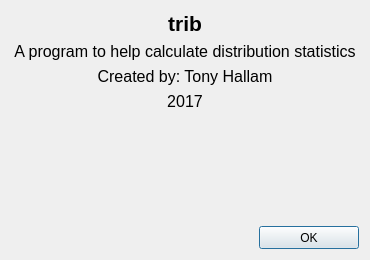
This is tribgui/_qtdesigner/tribDesignDialogAbout.ui in trhallam/trib as Qt 5 draws it before an edit. The edited form follows.
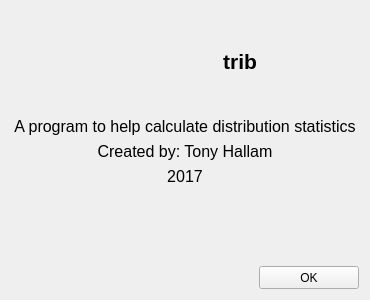
This is the edited form. Icons and pictures are not drawn.

Commit message: Updates to aboutDialog FDTable recalculating on edit

```diff
--- a/tribgui/_qtdesigner/tribDesignDialogAbout.ui
+++ b/tribgui/_qtdesigner/tribDesignDialogAbout.ui
@@ -7,19 +7,19 @@
     <x>0</x>
     <y>0</y>
     <width>370</width>
-    <height>260</height>
+    <height>300</height>
    </rect>
   </property>
   <property name="minimumSize">
    <size>
     <width>370</width>
-    <height>260</height>
+    <height>300</height>
    </size>
   </property>
   <property name="maximumSize">
    <size>
     <width>370</width>
-    <height>260</height>
+    <height>300</height>
    </size>
   </property>
   <property name="windowTitle">
@@ -33,22 +33,99 @@
    <item row="0" column="0">
     <layout class="QVBoxLayout" name="verticalLayout">
      <item>
-      <widget class="QLabel" name="labelTitle">
-       <property name="font">
-        <font>
-         <family>Tahoma</family>
-         <pointsize>16</pointsize>
-         <weight>75</weight>
-         <bold>true</bold>
-        </font>
+      <layout class="QHBoxLayout" name="horizontalLayout_3">
+       <property name="spacing">
+        <number>10</number>
        </property>
-       <property name="text">
-        <string>trib</string>
-       </property>
-       <property name="alignment">
-        <set>Qt::AlignCenter</set>
-       </property>
-      </widget>
+       <item>
+        <spacer name="horizontalSpacer_4">
+         <property name="orientation">
+          <enum>Qt::Horizontal</enum>
+         </property>
+         <property name="sizeHint" stdset="0">
+          <size>
+           <width>40</width>
+           <height>20</height>
+          </size>
+         </property>
+        </spacer>
+       </item>
+       <item>
+        <widget class="QLabel" name="labelPicTribLogo">
+         <property name="minimumSize">
+          <size>
+           <width>100</width>
+           <height>100</height>
+          </size>
+         </property>
+         <property name="maximumSize">
+          <size>
+           <width>100</width>
+           <height>100</height>
+          </size>
+         </property>
+         <property name="font">
+          <font>
+           <family>Tahoma</family>
+           <pointsize>16</pointsize>
+           <weight>75</weight>
+           <bold>true</bold>
+           <strikeout>false</strikeout>
+           <kerning>false</kerning>
+          </font>
+         </property>
+         <property name="text">
+          <string/>
+         </property>
+         <property name="pixmap">
+          <pixmap resource="tribDesignResource.qrc">:/icons/icons/CDFPlotLarge.png</pixmap>
+         </property>
+         <property name="scaledContents">
+          <bool>true</bool>
+         </property>
+         <property name="alignment">
+          <set>Qt::AlignLeading|Qt::AlignLeft|Qt::AlignVCenter</set>
+         </property>
+         <property name="textInteractionFlags">
+          <set>Qt::NoTextInteraction</set>
+         </property>
+        </widget>
+       </item>
+       <item>
+        <widget class="QLabel" name="labelTitle">
+         <property name="font">
+          <font>
+           <family>Tahoma</family>
+           <pointsize>16</pointsize>
+           <weight>75</weight>
+           <bold>true</bold>
+          </font>
+         </property>
+         <property name="text">
+          <string>trib</string>
+         </property>
+         <property name="alignment">
+          <set>Qt::AlignCenter</set>
+         </property>
+         <property name="textInteractionFlags">
+          <set>Qt::LinksAccessibleByMouse</set>
+         </property>
+        </widget>
+       </item>
+       <item>
+        <spacer name="horizontalSpacer_5">
+         <property name="orientation">
+          <enum>Qt::Horizontal</enum>
+         </property>
+         <property name="sizeHint" stdset="0">
+          <size>
+           <width>40</width>
+           <height>20</height>
+          </size>
+         </property>
+        </spacer>
+       </item>
+      </layout>
      </item>
      <item>
       <widget class="QLabel" name="labelDisc">
@@ -106,6 +183,9 @@
      </item>
      <item>
       <layout class="QHBoxLayout" name="horizontalLayout_2">
+       <property name="spacing">
+        <number>10</number>
+       </property>
        <item>
         <spacer name="horizontalSpacer_3">
          <property name="orientation">
@@ -120,39 +200,90 @@
         </spacer>
        </item>
        <item>
-        <widget class="QLabel" name="labelGitHub">
+        <widget class="QPushButton" name="pushButtonGitHub">
+         <property name="minimumSize">
+          <size>
+           <width>40</width>
+           <height>40</height>
+          </size>
+         </property>
          <property name="maximumSize">
           <size>
-           <width>32</width>
-           <height>50</height>
+           <width>40</width>
+           <height>40</height>
           </size>
          </property>
+         <property name="cursor">
+          <cursorShape>PointingHandCursor</cursorShape>
+         </property>
          <property name="toolTip">
-          <string>trib GitHub</string>
+          <string>Github: https://github.com/trhallam/trib</string>
          </property>
-         <property name="toolTipDuration">
-          <number>2000</number>
+         <property name="autoFillBackground">
+          <bool>false</bool>
          </property>
-         <property name="inputMethodHints">
-          <set>Qt::ImhNone</set>
-         </property>
          <property name="text">
           <string/>
          </property>
-         <property name="textFormat">
-          <enum>Qt::RichText</enum>
+         <property name="icon">
+          <iconset resource="tribDesignResource.qrc">
+           <normaloff>:/icons/icons/GitHub-Mark-32px.png</normaloff>:/icons/icons/GitHub-Mark-32px.png</iconset>
          </property>
-         <property name="pixmap">
-          <pixmap resource="tribDesignResource.qrc">:/icons/icons/GitHub-Mark-32px.png</pixmap>
+         <property name="iconSize">
+          <size>
+           <width>32</width>
+           <height>32</height>
+          </size>
          </property>
-         <property name="alignment">
-          <set>Qt::AlignCenter</set>
-         </property>
-         <property name="openExternalLinks">
+         <property name="flat">
           <bool>true</bool>
          </property>
-         <property name="textInteractionFlags">
-          <set>Qt::LinksAccessibleByMouse</set>
+        </widget>
+       </item>
+       <item>
+        <widget class="QPushButton" name="pushButtonLIn">
+         <property name="sizePolicy">
+          <sizepolicy hsizetype="Minimum" vsizetype="Fixed">
+           <horstretch>0</horstretch>
+           <verstretch>0</verstretch>
+          </sizepolicy>
+         </property>
+         <property name="minimumSize">
+          <size>
+           <width>40</width>
+           <height>40</height>
+          </size>
+         </property>
+         <property name="maximumSize">
+          <size>
+           <width>40</width>
+           <height>40</height>
+          </size>
+         </property>
+         <property name="cursor">
+          <cursorShape>PointingHandCursor</cursorShape>
+         </property>
+         <property name="toolTip">
+          <string>Linked-In: https://www.linkedin.com/in/antonyhallam/</string>
+         </property>
+         <property name="autoFillBackground">
+          <bool>false</bool>
+         </property>
+         <property name="text">
+          <string/>
+         </property>
+         <property name="icon">
+          <iconset resource="tribDesignResource.qrc">
+           <normaloff>:/icons/icons/In-Black-48px-R.png</normaloff>:/icons/icons/In-Black-48px-R.png</iconset>
+         </property>
+         <property name="iconSize">
+          <size>
+           <width>32</width>
+           <height>32</height>
+          </size>
+         </property>
+         <property name="flat">
+          <bool>true</bool>
          </property>
         </widget>
        </item>
```
The commit also changes 5 other files.
